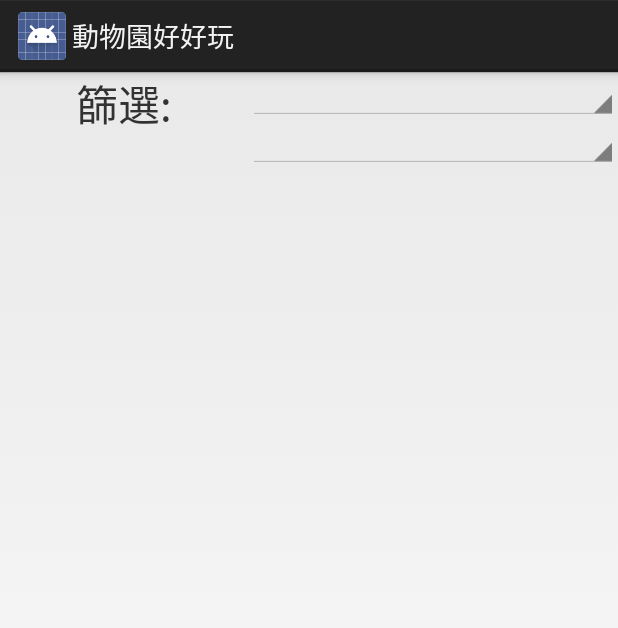
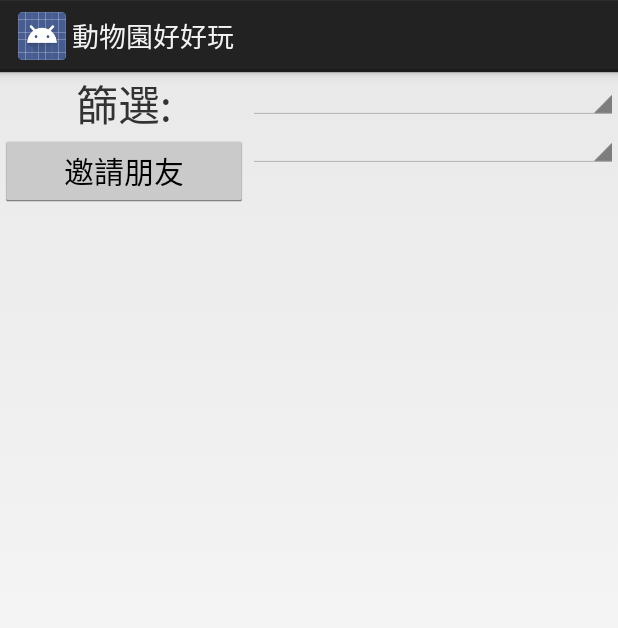
Before and after one commit to pan780919/TaipeiZoo, an Android app: the layout activity_main.xml on its own in the app's theme, with its tools: preview values and no code run, on a phone screen of 412 x 824 dp. Shown: the top 628 px of the screen. Run offline under Robolectric (Android 15) with nearby library versions, the phone set to English and light mode, and no system bars.

```diff
--- a/taiwanpetadoptionApp/src/main/res/layout/activity_main.xml
+++ b/taiwanpetadoptionApp/src/main/res/layout/activity_main.xml
@@ -27,13 +27,12 @@
                 android:text="篩選:"
                 android:textSize="28dp"></TextView>
 
-            <TextView
-                android:id="@+id/daytex"
+            <Button
+                android:id="@+id/inviteBtn"
                 android:layout_width="match_parent"
                 android:layout_height="wrap_content"
-
-
-                android:textSize="20dp"></TextView>
+                android:text="邀請朋友"
+                android:textSize="20dp"></Button>
         </LinearLayout>
 
 
```
Also changed, not shown: taiwanpetadoptionApp/src/main/AndroidManifest.xml (+9 -2 lines), taiwanpetadoptionApp/src/main/java/com/jackpan/TaiwanpetadoptionApp/MainActivity.java (+44 -0 lines), 487 other files.
